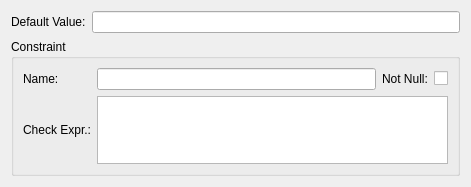
Old version of the form libpgmodeler_ui/ui/domainwidget.ui in the repository pgmodeler/pgmodeler.
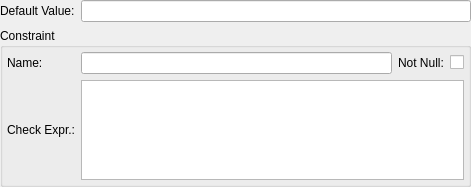
New version of the form.

Diff of the .ui file:
```diff
--- a/libpgmodeler_ui/ui/domainwidget.ui
+++ b/libpgmodeler_ui/ui/domainwidget.ui
@@ -14,6 +14,18 @@
    <string>Form</string>
   </property>
   <layout class="QGridLayout" name="domain_grid">
+   <property name="leftMargin">
+    <number>0</number>
+   </property>
+   <property name="topMargin">
+    <number>0</number>
+   </property>
+   <property name="rightMargin">
+    <number>0</number>
+   </property>
+   <property name="bottomMargin">
+    <number>0</number>
+   </property>
    <item row="0" column="0">
     <widget class="QLabel" name="def_value_lbl">
      <property name="text">
@@ -30,6 +42,18 @@
       <string>Constraint</string>
      </property>
      <layout class="QGridLayout" name="gridLayout">
+      <property name="leftMargin">
+       <number>4</number>
+      </property>
+      <property name="topMargin">
+       <number>4</number>
+      </property>
+      <property name="rightMargin">
+       <number>4</number>
+      </property>
+      <property name="bottomMargin">
+       <number>4</number>
+      </property>
       <item row="0" column="0">
        <widget class="QLabel" name="constr_name_lbl">
         <property name="text">
```
